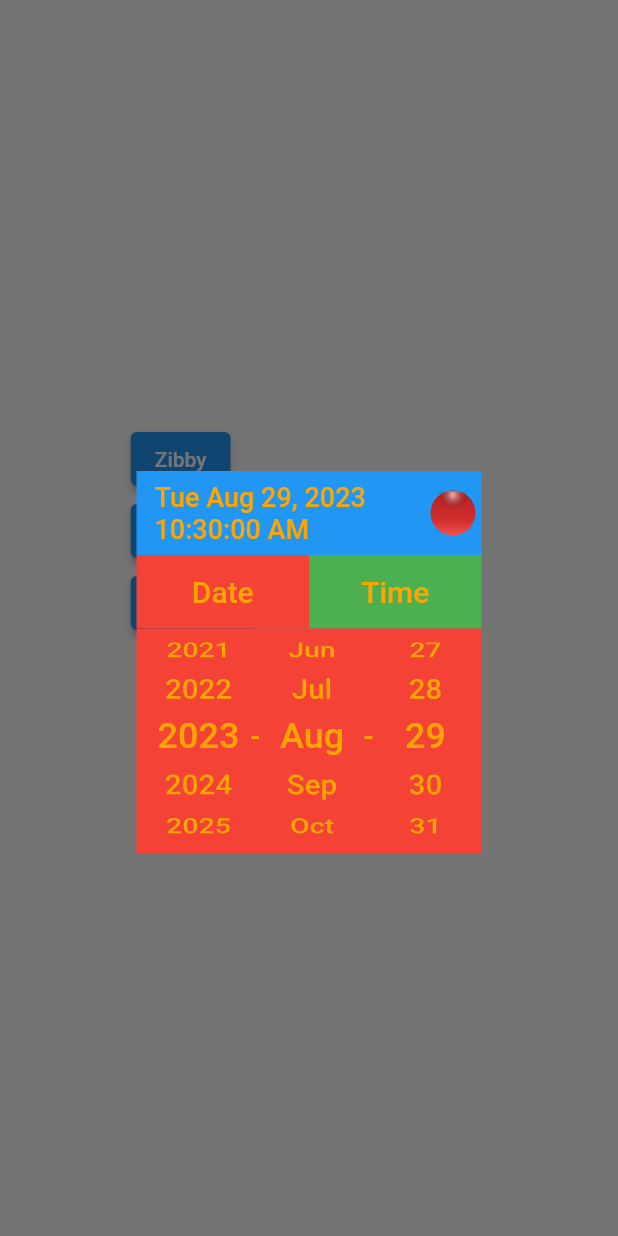
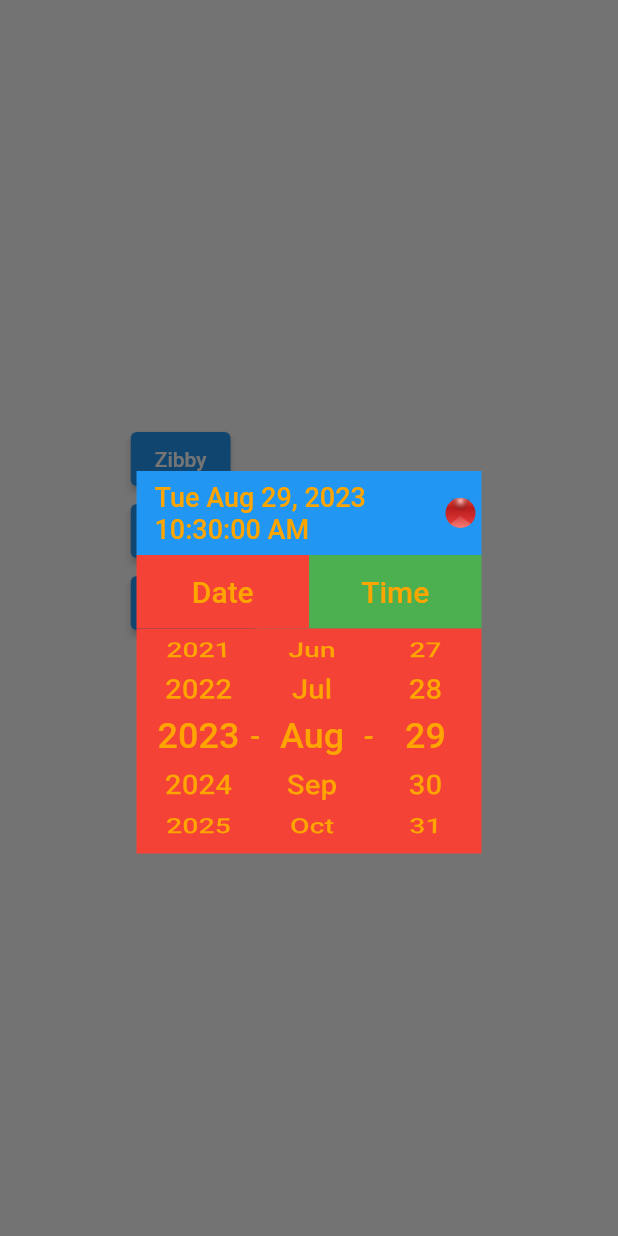
Before and after one commit to GitHubStuff/date_time_picker, a Flutter app: the screen it shows after launch, after a tap on "Zibby", on a phone screen of 412 x 824 dp. Run offline on Flutter 3.47's test engine with Material 2 defaults, Android fonts, the phone set to English and light mode, and no system bars; our stand-ins replace flutter_bloc, flutter_modular.

Commit message:
RED Button

```diff
--- a/lib/date_time_picker/pill_button.dart
+++ b/lib/date_time_picker/pill_button.dart
@@ -5,9 +5,8 @@ class AquaButton extends StatelessWidget {
 
   @override
   Widget build(BuildContext context) {
-    double mainRadius = 15;
+    double mainRadius = 10;
     double northPoleRadius = mainRadius * 0.85; // Slightly increasing the size
-    double southPoleRadius = mainRadius * 0.55;
 
     return Container(
       width: mainRadius * 2,
@@ -17,10 +16,10 @@ class AquaButton extends StatelessWidget {
           begin: Alignment.topCenter,
           end: Alignment.bottomCenter,
           colors: [
+            Colors.red,
             Colors.red[900]!,
-            Colors.red[800]!,
             Colors.red[700]!,
-            Colors.red[400]!,
+            Colors.red[500]!,
           ],
         ),
         shape: BoxShape.circle,
@@ -47,24 +46,12 @@ class AquaButton extends StatelessWidget {
             ),
           ),
           // South pole
-          Positioned(
-            left: mainRadius - southPoleRadius,
-            bottom: -southPoleRadius, // + (0.2 * southPoleRadius),
-            child: Container(
-              width: southPoleRadius * 2.5, // Increase width for dispersal
-              height: southPoleRadius,
-              decoration: BoxDecoration(
-                gradient: RadialGradient(
-                  center: const Alignment(0, 0.5),
-                  focal: const Alignment(0, 0.5), // Aligning focal with center
-                  colors: [
-                    Colors.green.withOpacity(1.0),
-                    Colors.transparent,
-                  ],
-                  stops: const [0, 1.0],
-                  focalRadius: 0.2, // Focal radius for elliptical dispersion
-                ),
-                shape: BoxShape.circle,
+          Align(
+            alignment: Alignment.bottomCenter,
+            child: ClipOval(
+              child: CustomPaint(
+                size: Size(mainRadius * 2, mainRadius * 2),
+                painter: _TrianglePainter(),
               ),
             ),
           ),
@@ -73,3 +60,40 @@ class AquaButton extends StatelessWidget {
     );
   }
 }
+
+class _TrianglePainter extends CustomPainter {
+  @override
+  void paint(Canvas canvas, Size size) {
+    double triangleHeight = size.height / 2.5; // Height of the triangle
+    double triangleBase = size.width * 1.0; // Base of the triangle
+
+    Path path = Path()
+      ..moveTo(size.width / 2, size.height - triangleHeight)
+      ..lineTo(0, size.height)
+      ..lineTo(triangleBase, size.height)
+      ..close();
+
+    // Gradient for the triangle
+    final gradient = LinearGradient(
+      begin: Alignment.topCenter,
+      end: Alignment.bottomCenter,
+      colors: [
+        Colors.white.withOpacity(0.1),
+        Colors.white.withOpacity(0.3),
+      ],
+    );
+
+    final paint = Paint()
+      ..shader = gradient.createShader(
+        Rect.fromPoints(
+          Offset(0, size.height - triangleHeight),
+          Offset(triangleBase, size.height),
+        ),
+      );
+
+    canvas.drawPath(path, paint);
+  }
+
+  @override
+  bool shouldRepaint(CustomPainter oldDelegate) => false;
+}
```
